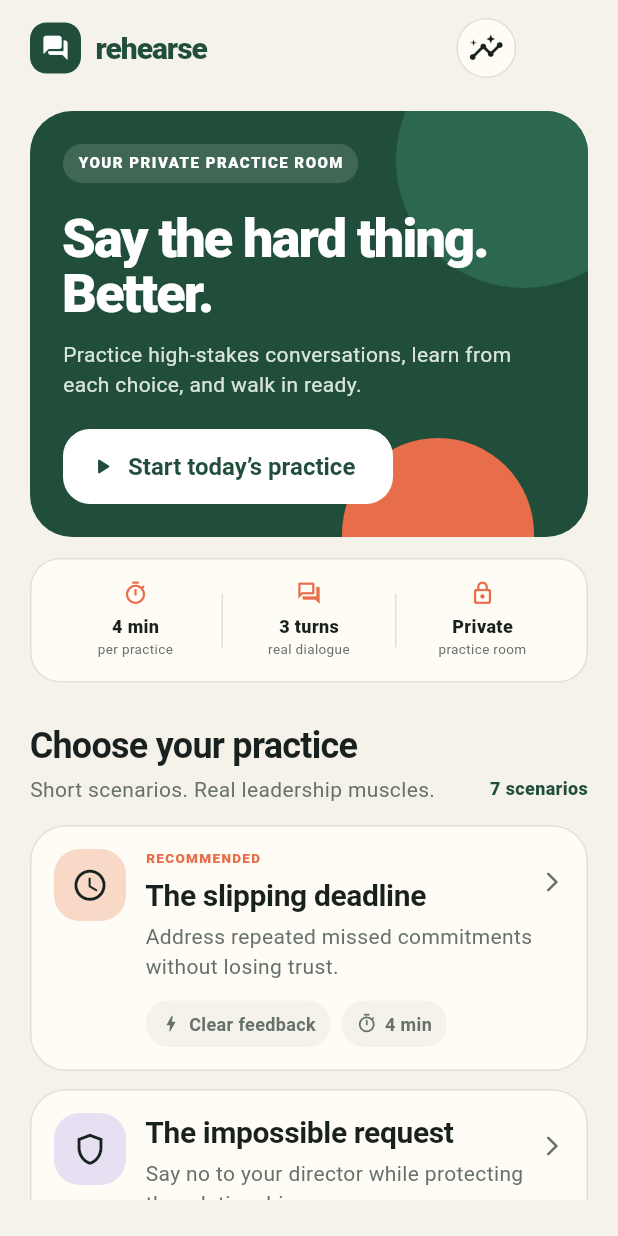
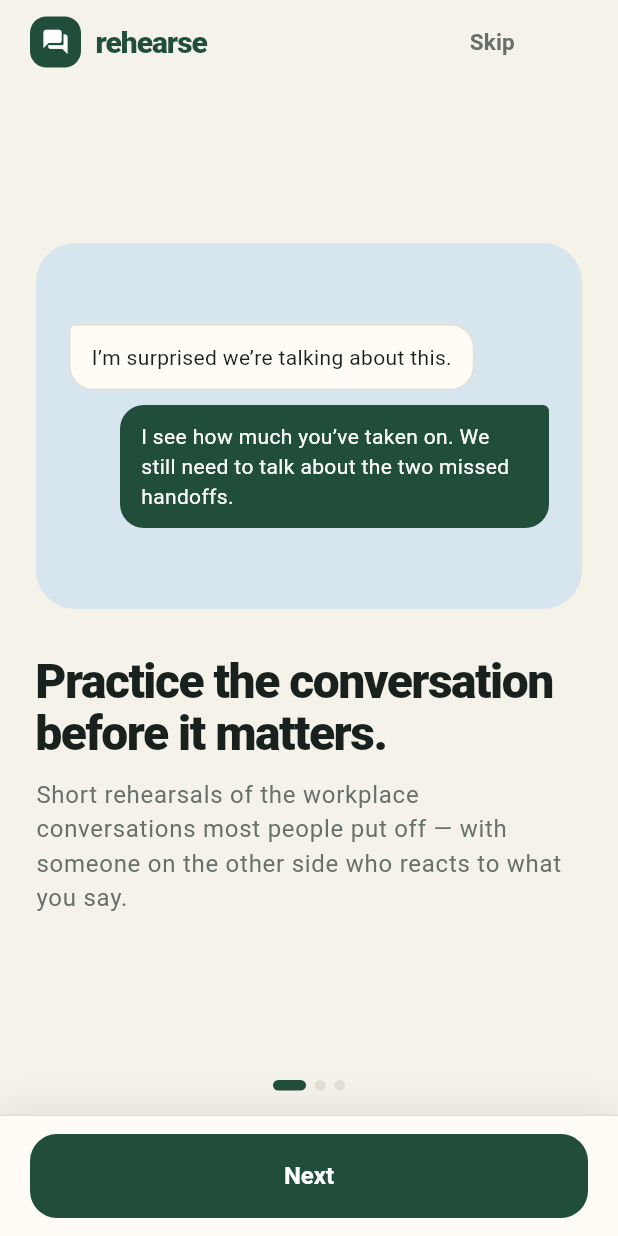
Before and after one commit to jeaniecho/rehearse, a Flutter app: the screen it shows after launch, on a phone screen of 412 x 824 dp. Run offline on Flutter 3.47's test engine with Material 3 defaults, Android fonts, the phone set to English and light mode, and no system bars; our stand-ins replace flutter_tts, shared_preferences, speech_to_text; missing offline and left inert: posthog_flutter, purchases_flutter; Roboto replaces fonts that are missing (SF Pro Display).

Commit message:
feat: add first-run onboarding
The last unbuilt P0. Three screens, skippable, remembered.

The copy is a deliberate partial departure from PRD §18, and it is the
part worth reviewing. The three headlines are verbatim. The supporting
lines are not: the PRD's promise "different levels of resistance and
defensiveness" and feedback on "clarity, empathy, directness, and
confidence", and the app has neither selectable difficulty nor those two
dimensions — it scores courage. An intro that oversells in the first
thirty seconds is worse than no intro, and this product is about the gap
between what you meant and what landed. Each line now describes what the
next four minutes actually deliver, and an `honesty` test group asserts
the screens never name a dimension the report does not have. Move it
back toward the PRD when difficulty selection and the dimension change
land.

The artwork is the product's own UI rather than illustration: real chat
bubbles, and the real ScoreRing and SkillBar from the coaching report. So
what the intro promises is literally what the next screen looks like, and
the preview cannot drift from the thing it previews.

_Root waits on AppSettings.isLoaded rather than assuming. Guessing "not
yet onboarded" would flash the intro at every returning manager on every
cold start, which is the same defect as the momentum card and much more
visible; until the read lands the app shows a branded launch state.

Skipping is a real outcome, not a hidden one — it completes onboarding
and reports skipped: true with pages_seen, so a manager who bounced off
the first screen is distinguishable in the funnel from one who read it.

Verified: analyze clean, 177 tests, web and Android builds, and all
three pages rendered and reviewed — page one with real fonts in a
browser, where the frame colour and vertical rhythm both needed fixing.

Co-Authored-By: Claude Opus 5 <noreply@anthropic.com>

```diff
--- a/lib/app.dart
+++ b/lib/app.dart
@@ -1,6 +1,7 @@
 import 'package:flutter/material.dart';
 
 import 'screens/home_screen.dart';
+import 'screens/onboarding_screen.dart';
 import 'services/analytics.dart';
 import 'services/app_settings.dart';
 import 'services/practice_history.dart';
@@ -9,6 +10,7 @@ import 'theme/app_theme.dart';
 import 'widgets/analytics_scope.dart';
 import 'widgets/app_settings_scope.dart';
 import 'widgets/practice_history_scope.dart';
+import 'widgets/app_shell.dart';
 import 'widgets/subscription_scope.dart';
 
 class RehearseApp extends StatefulWidget {
@@ -92,7 +94,7 @@ class _RehearseAppState extends State<RehearseApp> {
               title: 'Rehearse',
               debugShowCheckedModeBanner: false,
               theme: AppTheme.light,
-              home: const HomeScreen(),
+              home: const _Root(),
             ),
           ),
         ),
@@ -100,3 +102,39 @@ class _RehearseAppState extends State<RehearseApp> {
     );
   }
 }
+
+/// Chooses the first screen once preferences are known.
+///
+/// Waiting on [AppSettings.isLoaded] rather than assuming means a returning
+/// manager never sees a flash of onboarding on a cold start.
+class _Root extends StatelessWidget {
+  const _Root();
+
+  @override
+  Widget build(BuildContext context) {
+    final settings = AppSettingsScope.of(context);
+
+    return AnimatedSwitcher(
+      duration: const Duration(milliseconds: 260),
+      child: switch (settings) {
+        AppSettings(isLoaded: false) => const _Launch(),
+        AppSettings(onboardingCompleted: false) => const OnboardingScreen(),
+        _ => const HomeScreen(),
+      },
+    );
+  }
+}
+
+/// The one or two frames before preferences resolve. Branded rather than
+/// blank, so a cold start does not flash white.
+class _Launch extends StatelessWidget {
+  const _Launch();
+
+  @override
+  Widget build(BuildContext context) {
+    return const Scaffold(
+      key: Key('launch'),
+      body: Center(child: BrandMark()),
+    );
+  }
+}
--- /dev/null
+++ b/lib/screens/onboarding_screen.dart
@@ -0,0 +1,373 @@
+import 'package:flutter/material.dart';
+
+import '../theme/app_theme.dart';
+import '../widgets/analytics_scope.dart';
+import '../widgets/app_settings_scope.dart';
+import '../widgets/app_shell.dart';
+import '../widgets/score_display.dart';
+
+/// Three screens, then out of the way.
+///
+/// The headlines are PRD §18 verbatim. The supporting lines are not: the
+/// PRD's versions promise selectable resistance levels and a "confidence"
+/// score, neither of which the app has. Onboarding that oversells is worse
+/// than none, so each line here describes something the next four minutes
+/// will actually deliver. Revisit when difficulty selection lands.
+class OnboardingScreen extends StatefulWidget {
+  const OnboardingScreen({super.key});
+
+  @override
+  State<OnboardingScreen> createState() => _OnboardingScreenState();
+}
+
+class _OnboardingScreenState extends State<OnboardingScreen> {
+  final _controller = PageController();
+  int _page = 0;
+  bool _startReported = false;
+
+  static const _pages = <_Page>[
+    _Page(
+      headline: 'Practice the conversation before it matters.',
+      body:
+          'Short rehearsals of the workplace conversations most people put '
+          'off — with someone on the other side who reacts to what you say.',
+      art: _ConversationArt(),
+    ),
+    _Page(
+      headline: 'They won’t always agree with you.',
+      body:
+          'Expect pushback. Every reply follows from your last one, so a '
+          'vague message makes the next turn harder, exactly like it does '
+          'in the room.',
+      art: _PushbackArt(),
+    ),
+    _Page(
+      headline: 'See exactly what to improve.',
+      body:
+          'A score for clarity, empathy, and courage, the move that worked, '
+          'and the one thing to change next time. Then go again.',
+      art: _ReportArt(),
+    ),
+  ];
+
+  bool get _isLast => _page == _pages.length - 1;
+
+  @override
+  void didChangeDependencies() {
+    super.didChangeDependencies();
+    if (_startReported) return;
+    _startReported = true;
+    AnalyticsScope.maybeOf(context)?.onboardingStarted();
+  }
+
+  @override
+  void dispose() {
+    _controller.dispose();
+    super.dispose();
+  }
+
+  void _next() {
+    if (_isLast) {
+      _finish(skipped: false);
+      return;
+    }
+    _controller.nextPage(
+      duration: const Duration(milliseconds: 280),
+      curve: Curves.easeOut,
+    );
+  }
+
+  void _finish({required bool skipped}) {
+    AnalyticsScope.maybeOf(
+      context,
+    )?.onboardingCompleted(pagesSeen: _page + 1, skipped: skipped);
+    AppSettingsScope.of(context).completeOnboarding();
+  }
+
+  @override
+  Widget build(BuildContext context) {
+    return Scaffold(
+      body: PageBody(
+        padding: EdgeInsets.zero,
+        safeBottom: false,
+        child: Column(
+          children: [
+            Padding(
+              padding: const EdgeInsets.fromLTRB(20, 4, 12, 0),
+              child: Row(
+                children: [
+                  const Flexible(child: BrandMark()),
+                  const Spacer(),
+                  if (!_isLast)
+                    TextButton(
+                      key: const Key('skip_onboarding'),
+                      onPressed: () => _finish(skipped: true),
+                      style: TextButton.styleFrom(
+                        foregroundColor: AppColors.muted,
+                      ),
+                      child: const Text('Skip'),
+                    ),
+                ],
+              ),
+            ),
+            Expanded(
+              child: PageView.builder(
+                key: const Key('onboarding_pages'),
+                controller: _controller,
+                itemCount: _pages.length,
+                onPageChanged: (page) => setState(() => _page = page),
+                itemBuilder: (context, index) => _PageView(page: _pages[index]),
+              ),
+            ),
+            _Dots(count: _pages.length, active: _page),
+            const SizedBox(height: 16),
+          ],
+        ),
+      ),
+      bottomNavigationBar: PageActionBar(
+        child: FilledButton(
+          key: const Key('onboarding_next'),
+          onPressed: _next,
+          child: Text(_isLast ? 'Start practicing' : 'Next'),
+        ),
+      ),
+    );
+  }
+}
+
+class _Page {
+  const _Page({required this.headline, required this.body, required this.art});
+
+  final String headline;
+  final String body;
+  final Widget art;
+}
+
+class _PageView extends StatelessWidget {
+  const _PageView({required this.page});
+
+  final _Page page;
+
+  @override
+  Widget build(BuildContext context) {
+    return LayoutBuilder(
+      builder: (context, constraints) => SingleChildScrollView(
+        padding: const EdgeInsets.fromLTRB(24, 8, 24, 8),
+        child: ConstrainedBox(
+          constraints: BoxConstraints(minHeight: constraints.maxHeight - 16),
+          child: Column(
+            mainAxisAlignment: MainAxisAlignment.center,
+            crossAxisAlignment: CrossAxisAlignment.start,
+            children: [
+              page.art,
+              const SizedBox(height: 30),
+              Text(
+                page.headline,
+                style: Theme.of(context).textTheme.headlineLarge,
+              ),
+              const SizedBox(height: 12),
+              Text(
+                page.body,
+                style: Theme.of(
+                  context,
+                ).textTheme.bodyLarge?.copyWith(color: AppColors.muted),
+              ),
+            ],
+          ),
+        ),
+      ),
+    );
+  }
+}
+
+class _Dots extends StatelessWidget {
+  const _Dots({required this.count, required this.active});
+
+  final int count;
+  final int active;
+
+  @override
+  Widget build(BuildContext context) {
+    return Semantics(
+      label: 'Page ${active + 1} of $count',
+      excludeSemantics: true,
+      child: Row(
+        mainAxisAlignment: MainAxisAlignment.center,
+        children: [
+          for (var index = 0; index < count; index++)
+            AnimatedContainer(
+              duration: const Duration(milliseconds: 220),
+              margin: const EdgeInsets.symmetric(horizontal: 3),
+              width: index == active ? 22 : 7,
+              height: 7,
+              decoration: BoxDecoration(
+                color: index == active ? AppColors.forest : AppColors.border,
+                borderRadius: BorderRadius.circular(99),
+              ),
+            ),
+        ],
+      ),
+    );
+  }
+}
+
+// The artwork is the product's own UI rather than illustration, so what the
+// intro promises is literally what the next screen looks like.
+
+class _ArtFrame extends StatelessWidget {
+  const _ArtFrame({required this.child, required this.color});
+
+  final Widget child;
+  final Color color;
+
+  @override
+  Widget build(BuildContext context) {
+    // A floor rather than a fixed height, so the three pages line up at
+    // normal text size and the preview grows instead of clipping at large
+    // ones.
+    return Container(
+      constraints: const BoxConstraints(minHeight: 244),
+      alignment: Alignment.center,
+      padding: const EdgeInsets.all(22),
+      decoration: BoxDecoration(
+        color: color,
+        borderRadius: BorderRadius.circular(26),
+      ),
+      child: child,
+    );
+  }
+}
+
+/// A simplified echo of the practice screen's chat bubbles.
+class _Bubble extends StatelessWidget {
+  const _Bubble({required this.text, required this.fromYou});
+
+  final String text;
+  final bool fromYou;
+
+  @override
+  Widget build(BuildContext context) {
+    return Row(
+      mainAxisAlignment: fromYou
+          ? MainAxisAlignment.end
+          : MainAxisAlignment.start,
+      children: [
+        if (fromYou) const SizedBox(width: 34),
+        Flexible(
+          child: Container(
+            padding: const EdgeInsets.symmetric(horizontal: 14, vertical: 11),
+            decoration: BoxDecoration(
+              color: fromYou ? AppColors.forest : AppColors.surface,
+              borderRadius: BorderRadius.only(
+                topLeft: Radius.circular(fromYou ? 16 : 4),
+                topRight: Radius.circular(fromYou ? 4 : 16),
+                bottomLeft: const Radius.circular(16),
+                bottomRight: const Radius.circular(16),
+              ),
+              border: fromYou ? null : Border.all(color: AppColors.border),
+            ),
+            child: Text(
+              text,
+              style: TextStyle(
+                color: fromYou ? Colors.white : AppColors.ink,
+                fontSize: 14,
+                height: 1.4,
+              ),
+            ),
+          ),
+        ),
+        if (!fromYou) const SizedBox(width: 34),
+      ],
+    );
+  }
+}
+
+class _ConversationArt extends StatelessWidget {
+  const _ConversationArt();
+
+  @override
+  Widget build(BuildContext context) {
+    return const _ArtFrame(
+      color: AppColors.sky,
+      child: Column(
+        mainAxisSize: MainAxisSize.min,
+        children: [
+          _Bubble(
+            text: 'I’m surprised we’re talking about this.',
+            fromYou: false,
+          ),
+          SizedBox(height: 10),
+          _Bubble(
+            text:
+                'I see how much you’ve taken on. We still need to talk '
+                'about the two missed handoffs.',
+            fromYou: true,
+          ),
+        ],
+      ),
+    );
+  }
+}
+
+class _PushbackArt extends StatelessWidget {
+  const _PushbackArt();
+
+  @override
+  Widget build(BuildContext context) {
+    return const _ArtFrame(
+      color: AppColors.peach,
+      child: Column(
+        mainAxisSize: MainAxisSize.min,
+        children: [
+          _Bubble(
+            text:
+                'Engineering changes the scope constantly. I can’t commit '
+                'to a date when the target keeps moving.',
+            fromYou: false,
+          ),
+          SizedBox(height: 12),
+          Row(
+            children: [
+              Icon(Icons.tips_and_updates, size: 17, color: AppColors.ink),
+              SizedBox(width: 8),
+              Expanded(
+                child: Text(
+                  'Soften here and the expectation disappears.',
+                  style: TextStyle(
+                    color: AppColors.ink,
+                    fontSize: 13,
+                    height: 1.35,
+                    fontWeight: FontWeight.w600,
+                  ),
+                ),
+              ),
+            ],
+          ),
+        ],
+      ),
+    );
+  }
+}
+
+class _ReportArt extends StatelessWidget {
+  const _ReportArt();
+
+  @override
+  Widget build(BuildContext context) {
+    return const _ArtFrame(
+      color: AppColors.mint,
+      child: Column(
+        mainAxisSize: MainAxisSize.min,
+        children: [
+          ScoreRing(score: 78, diameter: 104),
+          SizedBox(height: 20),
+          SkillBar(label: 'Clarity', value: 74, color: SkillColors.clarity),
+          SizedBox(height: 12),
+          SkillBar(label: 'Empathy', value: 86, color: SkillColors.empathy),
+          SizedBox(height: 12),
+          SkillBar(label: 'Courage', value: 66, color: SkillColors.courage),
+        ],
+      ),
+    );
+  }
+}
```
Also changed, not shown: lib/services/analytics.dart (+12 -0 lines), lib/services/app_settings.dart (+29 -6 lines), 9 other files.
